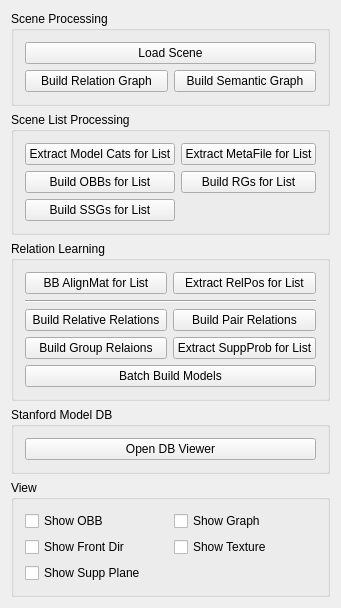
Before: the Qt Designer form scene_lab/scene_lab_widget.ui in maruitx/text2scene-learning, drawn with Qt 5.
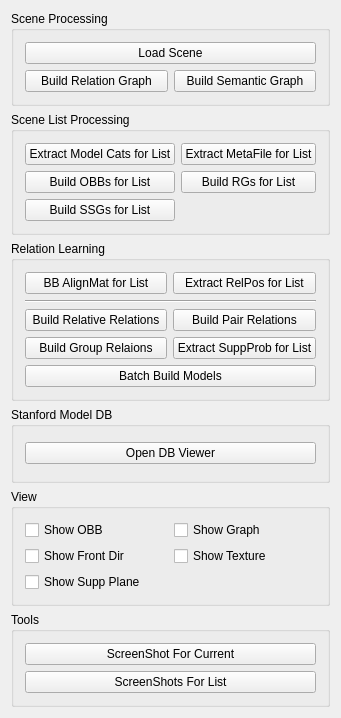
After: the same form once the commit is applied.

Commit message: load SunCG scenes

```diff
--- a/scene_lab/scene_lab_widget.ui
+++ b/scene_lab/scene_lab_widget.ui
@@ -7,7 +7,7 @@
     <x>0</x>
     <y>0</y>
     <width>321</width>
-    <height>537</height>
+    <height>718</height>
    </rect>
   </property>
   <property name="windowTitle">
@@ -213,6 +213,29 @@
      </layout>
     </widget>
    </item>
+   <item>
+    <widget class="QGroupBox" name="groupBox_6">
+     <property name="title">
+      <string>Tools</string>
+     </property>
+     <layout class="QGridLayout" name="gridLayout_6">
+      <item row="0" column="0">
+       <widget class="QPushButton" name="screenShotForCurrentButton">
+        <property name="text">
+         <string>ScreenShot For Current</string>
+        </property>
+       </widget>
+      </item>
+      <item row="1" column="0">
+       <widget class="QPushButton" name="screenShotForListButton">
+        <property name="text">
+         <string>ScreenShots For List</string>
+        </property>
+       </widget>
+      </item>
+     </layout>
+    </widget>
+   </item>
   </layout>
  </widget>
  <layoutdefault spacing="6" margin="11"/>
```
The commit also changes 9 other files.
